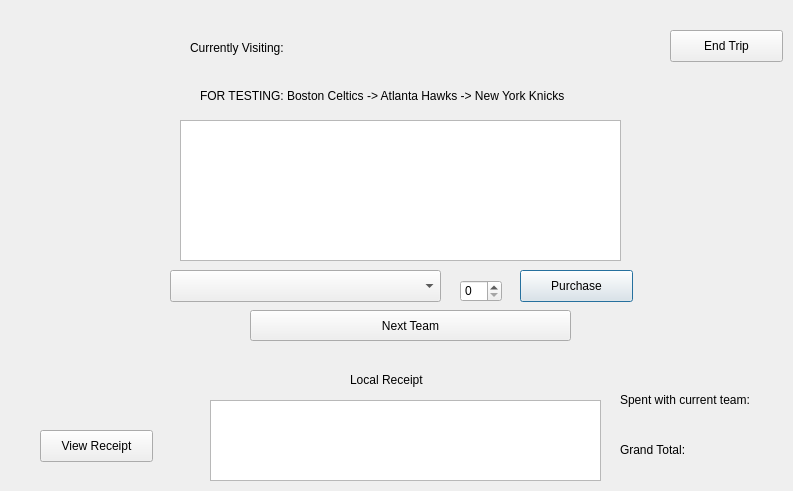
Qt form UI/purchase_souvenirs/purchase_souvenirs.ui (parham-sharaf/BTM-algo) before a commit.
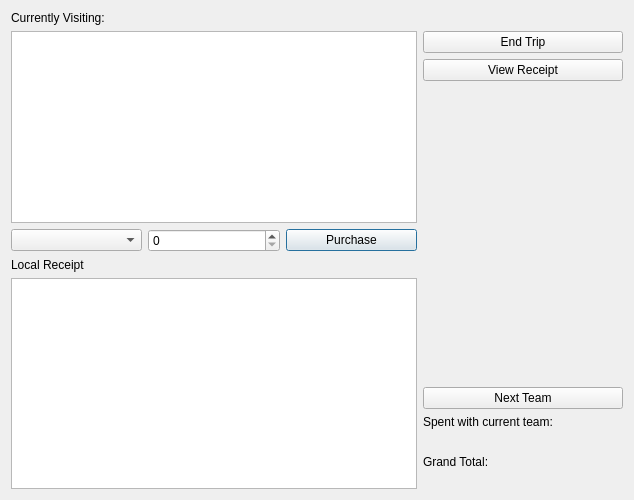
The same form after that commit.

The edit to the form file:
```diff
--- a/UI/purchase_souvenirs/purchase_souvenirs.ui
+++ b/UI/purchase_souvenirs/purchase_souvenirs.ui
@@ -6,61 +6,46 @@
    <rect>
     <x>0</x>
     <y>0</y>
-    <width>793</width>
-    <height>491</height>
+    <width>634</width>
+    <height>500</height>
    </rect>
   </property>
   <property name="windowTitle">
    <string>Dialog</string>
   </property>
+  <layout class="QGridLayout" name="gridLayout_2">
+   <item row="0" column="0">
+    <layout class="QHBoxLayout" name="horizontalLayout_2">
+     <item>
   <widget class="QLabel" name="label">
-   <property name="geometry">
-    <rect>
-     <x>190</x>
-     <y>40</y>
-     <width>231</width>
-     <height>16</height>
-    </rect>
-   </property>
    <property name="text">
     <string>Currently Visiting:</string>
    </property>
   </widget>
+     </item>
+    </layout>
+   </item>
+   <item row="0" column="1">
   <widget class="QLabel" name="current_team">
-   <property name="geometry">
-    <rect>
-     <x>360</x>
-     <y>40</y>
-     <width>231</width>
-     <height>16</height>
-    </rect>
-   </property>
    <property name="text">
     <string/>
    </property>
   </widget>
-  <widget class="QLabel" name="label_2">
-   <property name="geometry">
-    <rect>
-     <x>200</x>
-     <y>80</y>
-     <width>491</width>
-     <height>31</height>
-    </rect>
-   </property>
+   </item>
+   <item row="1" column="0" colspan="2">
+    <layout class="QGridLayout" name="gridLayout">
+     <item row="1" column="0">
+      <widget class="QComboBox" name="comboBox_souvenirs"/>
+     </item>
+     <item row="1" column="2">
+      <widget class="QPushButton" name="purchase_souvenirs_2">
    <property name="text">
-    <string>FOR TESTING: Boston Celtics -&gt; Atlanta Hawks -&gt; New York Knicks</string>
-   </property>
-  </widget>
+        <string>Purchase</string>
+       </property>
+      </widget>
+     </item>
+     <item row="0" column="0" colspan="3">
   <widget class="QTableView" name="tableView_souvenirs">
-   <property name="geometry">
-    <rect>
-     <x>180</x>
-     <y>120</y>
-     <width>441</width>
-     <height>141</height>
-    </rect>
-   </property>
    <property name="sizePolicy">
     <sizepolicy hsizetype="Expanding" vsizetype="Expanding">
      <horstretch>0</horstretch>
@@ -95,156 +80,101 @@
     <number>30</number>
    </attribute>
   </widget>
-  <widget class="QComboBox" name="comboBox_souvenirs">
-   <property name="geometry">
-    <rect>
-     <x>170</x>
-     <y>270</y>
-     <width>271</width>
-     <height>32</height>
-    </rect>
-   </property>
-  </widget>
-  <widget class="QSpinBox" name="spinBox_souvenirs">
-   <property name="geometry">
-    <rect>
-     <x>460</x>
-     <y>280</y>
-     <width>42</width>
-     <height>22</height>
-    </rect>
-   </property>
-  </widget>
-  <widget class="QPushButton" name="purchase_souvenirs_2">
-   <property name="geometry">
-    <rect>
-     <x>520</x>
-     <y>270</y>
-     <width>113</width>
-     <height>32</height>
-    </rect>
-   </property>
-   <property name="text">
-    <string>Purchase</string>
-   </property>
-  </widget>
-  <widget class="QPushButton" name="next_team">
-   <property name="geometry">
-    <rect>
-     <x>250</x>
-     <y>310</y>
-     <width>321</width>
-     <height>31</height>
-    </rect>
-   </property>
-   <property name="text">
-    <string>Next Team</string>
-   </property>
-  </widget>
-  <widget class="QTableView" name="tableView_purchased">
-   <property name="geometry">
-    <rect>
-     <x>210</x>
-     <y>400</y>
-     <width>391</width>
-     <height>81</height>
-    </rect>
-   </property>
-   <attribute name="horizontalHeaderDefaultSectionSize">
-    <number>200</number>
-   </attribute>
-  </widget>
+     </item>
+     <item row="1" column="1">
+      <widget class="QSpinBox" name="spinBox_souvenirs"/>
+     </item>
+    </layout>
+   </item>
+   <item row="1" column="2" rowspan="3">
+    <layout class="QVBoxLayout" name="verticalLayout_3">
+     <item>
+      <layout class="QVBoxLayout" name="verticalLayout_2">
+       <item>
   <widget class="QPushButton" name="end_trip">
-   <property name="geometry">
-    <rect>
-     <x>670</x>
-     <y>30</y>
-     <width>113</width>
-     <height>32</height>
-    </rect>
-   </property>
    <property name="text">
     <string>End Trip</string>
    </property>
   </widget>
-  <widget class="QLabel" name="label_3">
-   <property name="geometry">
-    <rect>
-     <x>620</x>
-     <y>440</y>
-     <width>151</width>
-     <height>20</height>
-    </rect>
-   </property>
+       </item>
+       <item>
+        <widget class="QPushButton" name="pushButton_view_receipt">
    <property name="text">
-    <string>Grand Total:</string>
-   </property>
-  </widget>
-  <widget class="QLabel" name="label_totalEverywhere">
-   <property name="geometry">
-    <rect>
-     <x>680</x>
-     <y>470</y>
-     <width>60</width>
-     <height>16</height>
-    </rect>
-   </property>
+          <string>View Receipt</string>
+         </property>
+        </widget>
+       </item>
+      </layout>
+     </item>
+     <item>
+      <spacer name="verticalSpacer">
+       <property name="orientation">
+        <enum>Qt::Vertical</enum>
+       </property>
+       <property name="sizeHint" stdset="0">
+        <size>
+         <width>20</width>
+         <height>238</height>
+        </size>
+       </property>
+      </spacer>
+     </item>
+     <item>
+      <widget class="QPushButton" name="next_team">
    <property name="text">
-    <string/>
-   </property>
-  </widget>
+        <string>Next Team</string>
+       </property>
+      </widget>
+     </item>
+     <item>
+      <layout class="QVBoxLayout" name="verticalLayout">
+       <item>
   <widget class="QLabel" name="label_4">
-   <property name="geometry">
-    <rect>
-     <x>620</x>
-     <y>390</y>
-     <width>171</width>
-     <height>20</height>
-    </rect>
-   </property>
    <property name="text">
     <string>Spent with current team:</string>
    </property>
   </widget>
+       </item>
+       <item>
   <widget class="QLabel" name="label_spent_local">
-   <property name="geometry">
-    <rect>
-     <x>670</x>
-     <y>420</y>
-     <width>60</width>
-     <height>16</height>
-    </rect>
-   </property>
    <property name="text">
     <string/>
    </property>
   </widget>
-  <widget class="QPushButton" name="pushButton_view_receipt">
-   <property name="geometry">
-    <rect>
-     <x>40</x>
-     <y>430</y>
-     <width>113</width>
-     <height>32</height>
-    </rect>
-   </property>
+       </item>
+       <item>
+        <widget class="QLabel" name="label_3">
+         <property name="text">
+          <string>Grand Total:</string>
+         </property>
+        </widget>
+       </item>
+       <item>
+        <widget class="QLabel" name="label_totalEverywhere">
    <property name="text">
-    <string>View Receipt</string>
-   </property>
-  </widget>
+          <string/>
+         </property>
+        </widget>
+       </item>
+      </layout>
+     </item>
+    </layout>
+   </item>
+   <item row="2" column="0">
   <widget class="QLabel" name="label_5">
-   <property name="geometry">
-    <rect>
-     <x>350</x>
-     <y>370</y>
-     <width>91</width>
-     <height>20</height>
-    </rect>
-   </property>
    <property name="text">
     <string>Local Receipt</string>
    </property>
   </widget>
+   </item>
+   <item row="3" column="0" colspan="2">
+    <widget class="QTableView" name="tableView_purchased">
+     <attribute name="horizontalHeaderDefaultSectionSize">
+      <number>200</number>
+     </attribute>
+    </widget>
+   </item>
+  </layout>
  </widget>
  <resources/>
  <connections/>
```
Lines whose indentation alone changed are shown as unchanged.
